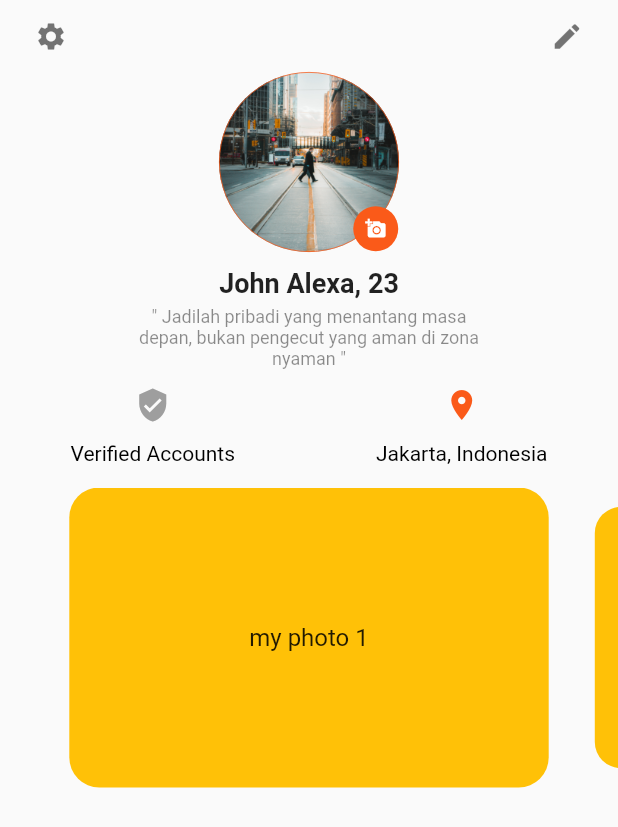
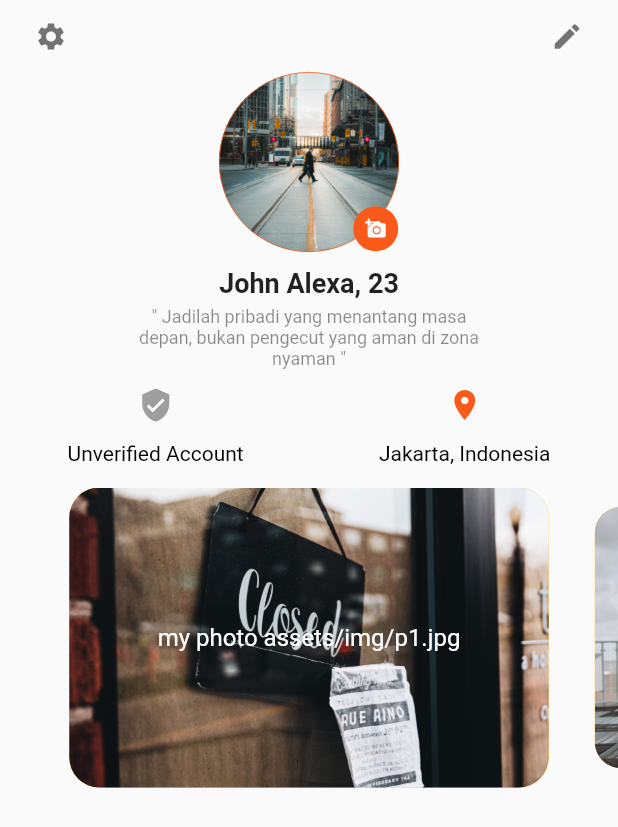
Before and after one commit to zynmarr/mobile, a Flutter app: the Account screen opened directly, on a phone screen of 412 x 824 dp. Shown: the top 827 px of the screen. Run offline on Flutter 3.47's test engine with Material 2 defaults, Android fonts, the phone set to English and light mode, and no system bars; drawn by our look-alikes of carousel_slider; our stand-ins replace flutter_swiper, font_awesome_flutter, getflutter, shared_preferences; accounts and stored records are empty.

Commit message:
some change account

```diff
--- a/lib/views/account.dart
+++ b/lib/views/account.dart
@@ -109,7 +109,7 @@ class _AccountState extends State<Account> {
                         color: verified == true ? Color(0xFFfa5a19): Colors.grey,
                         onPressed: (){},
                       ),
-                      Text("Verified Accounts", style: TextStyle(fontSize: 14.0, color: Colors.black))
+                      Text(verified == true ? "Verified Accounts" : "Unverified Account", style: TextStyle(fontSize: 14.0, color: Colors.black))
                     ],
                   ),
                   Column(
@@ -127,18 +127,20 @@ class _AccountState extends State<Account> {
               Padding(
                 padding: const EdgeInsets.symmetric(vertical: 15.0),
                 child: CarouselSlider(
-                  items: [1,2,3,4,5].map((i) {
+                  items: imageList.map((i) {
                   return Builder(
                     builder: (BuildContext context){
                       return Container(
                         width: MediaQuery.of(context).size.width,
                         margin: EdgeInsets.symmetric(horizontal: 5.0),
                         alignment: Alignment.center,
+
                         decoration: BoxDecoration(
                           color: Colors.amber,
-                          borderRadius: BorderRadius.circular(20.0)
+                          borderRadius: BorderRadius.circular(20.0),
+                          image: DecorationImage(image: AssetImage(i), fit: BoxFit.cover)
                         ),
-                        child: Text('my photo $i', style: TextStyle(fontSize: 16.0),)
+                        child: Text('my photo $i', style: TextStyle(fontSize: 16.0, color: Colors.white),)
                       );
                     }
                   );
```
